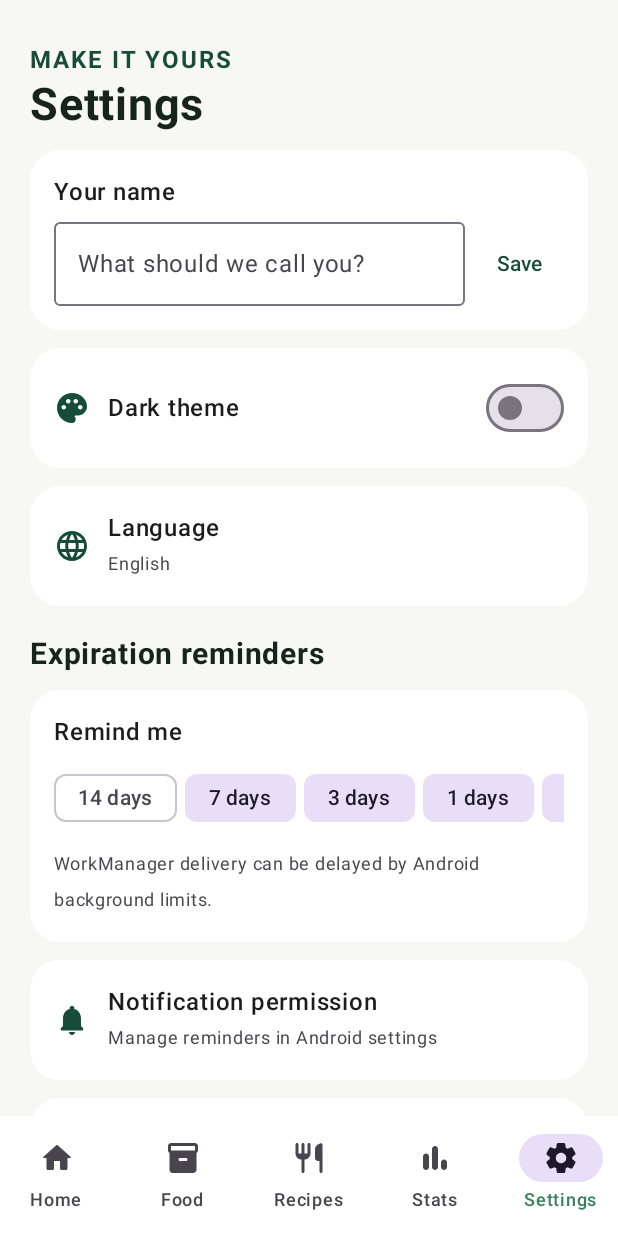
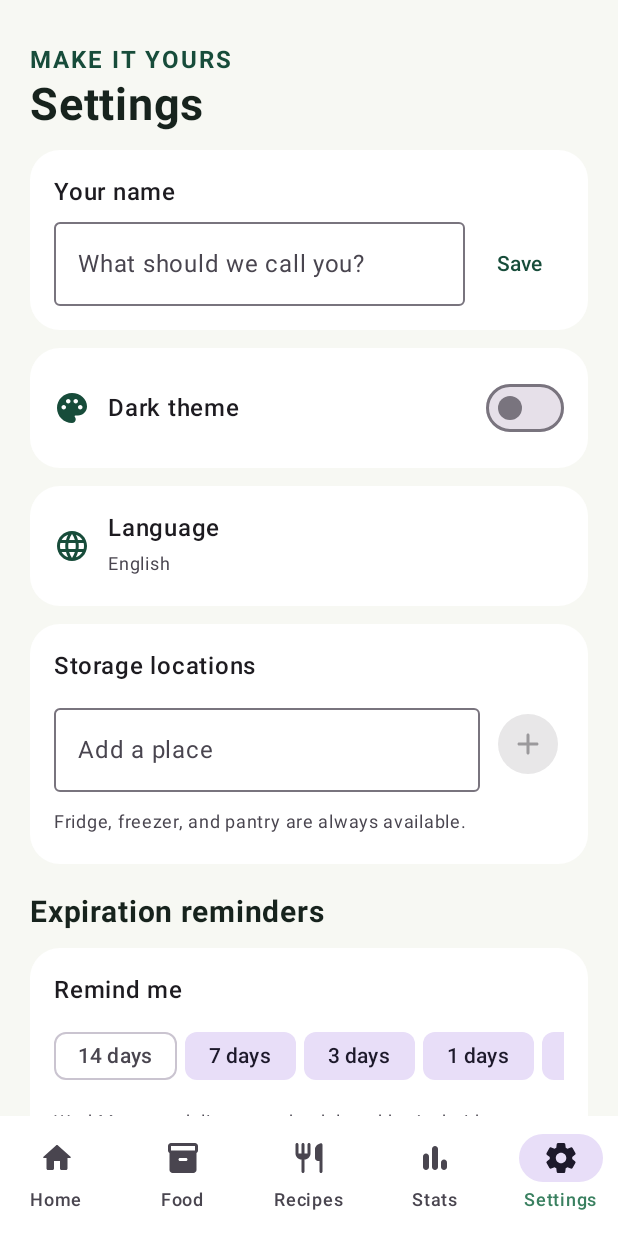
Before and after one commit to KristianKG/-EX-pired, an Android app built with Jetpack Compose: the composable ExpiryEyeApp shown on its own in the app's theme, item 5 of the bottom bar chosen, on a phone screen of 412 x 824 dp. Run offline under Robolectric (Android 15) with nearby library versions, the phone set to English and light mode, and no system bars; 1 statement that could not run was skipped.

Commit message:
Add custom storage locations

```diff
--- a/app/src/main/java/com/expiryeye/MainActivity.kt
+++ b/app/src/main/java/com/expiryeye/MainActivity.kt
@@ -57,6 +57,7 @@ import java.time.format.DateTimeFormatter
 private val Forest = Color(0xFF174C3A)
 private val Mint = Color(0xFFBFE8D2)
 private val Canvas = Color(0xFFF7F8F3)
+private val defaultStorageLocations = listOf("Fridge", "Freezer", "Pantry")
 private val Context.settingsStore by preferencesDataStore(name = "expiryeye_settings")
 
 data class FoodDraft(
@@ -107,6 +108,7 @@ class ExpiryViewModel(private val dao: FoodDao, private val appContext: Context)
     private val notificationPromptKey = booleanPreferencesKey("notification_prompt_seen")
     private val reminderDaysKey = stringSetPreferencesKey("reminder_days")
     private val recipeFavoritesKey = stringSetPreferencesKey("favorite_recipes")
+    private val customLocationsKey = stringSetPreferencesKey("custom_storage_locations")
     private val onboardingKey = booleanPreferencesKey("onboarding_complete")
     private val displayNameKey = stringPreferencesKey("display_name")
     val darkTheme = appContext.settingsStore.data.map { it[darkKey] ?: false }.stateIn(viewModelScope, SharingStarted.WhileSubscribed(5_000), false)
@@ -114,6 +116,12 @@ class ExpiryViewModel(private val dao: FoodDao, private val appContext: Context)
     val onboardingComplete = appContext.settingsStore.data.map { it[onboardingKey] ?: false }.stateIn(viewModelScope, SharingStarted.Eagerly, false)
     val displayName = appContext.settingsStore.data.map { it[displayNameKey].orEmpty() }.stateIn(viewModelScope, SharingStarted.WhileSubscribed(5_000), "")
     val recipeFavorites = appContext.settingsStore.data.map { it[recipeFavoritesKey] ?: emptySet() }.stateIn(viewModelScope, SharingStarted.WhileSubscribed(5_000), emptySet())
+    val storageLocations = appContext.settingsStore.data.map { prefs ->
+        val custom = prefs[customLocationsKey].orEmpty().filter { location ->
+            location.isNotBlank() && defaultStorageLocations.none { it.equals(location, ignoreCase = true) }
+        }.distinctBy { it.lowercase() }.sortedBy { it.lowercase() }
+        defaultStorageLocations + custom
+    }.stateIn(viewModelScope, SharingStarted.Eagerly, defaultStorageLocations)
     val reminderDays = appContext.settingsStore.data.map { prefs ->
         (prefs[reminderDaysKey]?.mapNotNull(String::toIntOrNull) ?: defaultReminderOffsets).filter { it in listOf(14, 7, 3, 1, 0) }.distinct().sortedDescending()
     }.stateIn(viewModelScope, SharingStarted.Eagerly, defaultReminderOffsets)
@@ -134,6 +142,21 @@ class ExpiryViewModel(private val dao: FoodDao, private val appContext: Context)
         if (!favorites.add(name)) favorites.remove(name)
         prefs[recipeFavoritesKey] = favorites
     } } }
+    fun addStorageLocation(value: String) {
+        val name = value.trim().take(32)
+        if (name.isBlank() || defaultStorageLocations.any { it.equals(name, ignoreCase = true) }) return
+        viewModelScope.launch { appContext.settingsStore.edit { prefs ->
+            val locations = prefs[customLocationsKey]?.toMutableSet() ?: mutableSetOf()
+            if (locations.none { it.equals(name, ignoreCase = true) }) locations.add(name)
+            prefs[customLocationsKey] = locations
+        } }
+    }
+    fun removeStorageLocation(name: String) {
+        if (defaultStorageLocations.any { it.equals(name, ignoreCase = true) }) return
+        viewModelScope.launch { appContext.settingsStore.edit { prefs ->
+            prefs[customLocationsKey] = prefs[customLocationsKey].orEmpty().filterNot { it.equals(name, ignoreCase = true) }.toSet()
+        } }
+    }
     fun setReminderEnabled(days: Int, enabled: Boolean) { viewModelScope.launch { appContext.settingsStore.edit { prefs ->
         val current = prefs[reminderDaysKey]?.toMutableSet() ?: defaultReminderOffsets.map(Int::toString).toMutableSet()
         if (enabled) current.add(days.toString()) else current.remove(days.toString())
@@ -240,6 +263,7 @@ class ExpiryViewModel(private val dao: FoodDao, private val appContext: Context)
     val onboardingComplete by vm.onboardingComplete.collectAsState()
     val displayName by vm.displayName.collectAsState()
     val recipeFavorites by vm.recipeFavorites.collectAsState()
+    val storageLocations by vm.storageLocations.collectAsState()
     val productPrefill by vm.productPrefill.collectAsState()
     val lookupLoading by vm.lookupLoading.collectAsState()
     val notificationPromptSeen by vm.notificationPromptSeen.collectAsState()
@@ -275,16 +299,16 @@ class ExpiryViewModel(private val dao: FoodDao, private val appContext: Context)
             if (!onboardingComplete) OnboardingScreen(Modifier.padding(padding)) { addFirst ->
                 vm.completeOnboarding(); if (addFirst) adding = true
             } else when (tab) {
-                0 -> HomeScreen(items, vm, padding, false, displayName = displayName, onEdit = { editItem = it })
+                0 -> HomeScreen(items, vm, padding, false, storageLocations, displayName = displayName, onEdit = { editItem = it })
                 1 -> if (showScanner) BarcodeScannerScreen(onClose = { showScanner = false }, onBarcode = { showScanner = false; vm.lookupBarcode(it) })
-                    else HomeScreen(items, vm, padding, true, displayName = displayName, onEdit = { editItem = it }, onScan = { showScanner = true })
+                    else HomeScreen(items, vm, padding, true, storageLocations, displayName = displayName, onEdit = { editItem = it }, onScan = { showScanner = true })
                 2 -> RecipesScreen(items, padding, recipeFavorites, vm::toggleRecipeFavorite, vm::addShopping)
                 3 -> StatisticsScreen(items, history, padding)
                 else -> when {
                     showShopping -> ShoppingScreen(shopping, padding, vm::addShopping, vm::checkShopping, vm::removeShopping, onBack = { showShopping = false })
                     showReceiptScanner -> ReceiptScannerScreen(onClose = { showReceiptScanner = false }, onConfirm = { receipt -> pendingReceipt = receipt; receiptIndex = 0; showReceiptScanner = false })
                     else -> SettingsScreen(
-                    padding, darkTheme, vm::setDarkTheme, displayName, vm::setDisplayName, vm.reminderDays.collectAsState().value, vm::setReminderEnabled,
+                    padding, darkTheme, vm::setDarkTheme, displayName, vm::setDisplayName, vm.reminderDays.collectAsState().value, storageLocations, vm::addStorageLocation, vm::removeStorageLocation, vm::setReminderEnabled,
                     onNotificationSettings = { context.startActivity(Intent(Settings.ACTION_APP_NOTIFICATION_SETTINGS).putExtra(Settings.EXTRA_APP_PACKAGE, context.packageName)) },
                     onShopping = { showShopping = true },
                     onScanReceipt = { showReceiptScanner = true },
@@ -298,7 +322,7 @@ class ExpiryViewModel(private val dao: FoodDao, private val appContext: Context)
         }
         LaunchedEffect(productPrefill) { if (productPrefill != null) adding = true }
         if (lookupLoading) AlertDialog(onDismissRequest = { }, title = { Text("Looking up product") }, text = { Row(verticalAlignment = Alignment.CenterVertically) { CircularProgressIndicator(modifier = Modifier.size(22.dp)); Spacer(Modifier.width(12.dp)); Text("Expiration date will still need to be entered.") } }, confirmButton = {})
-        if (onboardingComplete && pendingReceipt == null && (adding || editItem != null)) FoodEditor(editItem, initialName = productPrefill?.name.orEmpty(), initialBrand = productPrefill?.brand.orEmpty(), initialBarcode = productPrefill?.barcode.orEmpty(), initialCategory = productPrefill?.category ?: "Other", onDismiss = { adding = false; editItem = null; vm.clearProductPrefill() }, onSave = { old, draft ->
+        if (onboardingComplete && pendingReceipt == null && (adding || editItem != null)) FoodEditor(editItem, storageLocations, initialName = productPrefill?.name.orEmpty(), initialBrand = productPrefill?.brand.orEmpty(), initialBarcode = productPrefill?.barcode.orEmpty(), initialCategory = productPrefill?.category ?: "Other", onDismiss = { adding = false; editItem = null; vm.clearProductPrefill() }, onSave = { old, draft ->
             if (old == null) vm.add(draft) else vm.update(old, draft)
             vm.clearProductPrefill()
             if (old == null && !notificationPromptSeen) {
@@ -308,7 +332,7 @@ class ExpiryViewModel(private val dao: FoodDao, private val appContext: Context)
             adding = false; editItem = null
         }, onDelete = { editItem?.let(vm::delete); editItem = null; vm.clearProductPrefill() })
         val receiptCandidate = pendingReceipt?.getOrNull(receiptIndex)
-        if (onboardingComplete && receiptCandidate != null) FoodEditor(null, initialName = receiptCandidate.name, initialQuantity = receiptCandidate.quantity, initialPrice = receiptCandidate.price, onDismiss = { pendingReceipt = null; receiptIndex = 0 }, onSave = { _, draft ->
+        if (onboardingComplete && receiptCandidate != null) FoodEditor(null, storageLocations, initialName = receiptCandidate.name, initialQuantity = receiptCandidate.quantity, initialPrice = receiptCandidate.price, onDismiss = { pendingReceipt = null; receiptIndex = 0 }, onSave = { _, draft ->
             vm.add(draft)
             if (receiptIndex == pendingReceipt.orEmpty().lastIndex && !notificationPromptSeen) {
                 val alreadyAllowed = Build.VERSION.SDK_INT < 33 || ContextCompat.checkSelfPermission(context, Manifest.permission.POST_NOTIFICATIONS) == PackageManager.PERMISSION_GRANTED
@@ -362,7 +386,7 @@ class ExpiryViewModel(private val dao: FoodDao, private val appContext: Context)
     }
 }
 
-@Composable private fun HomeScreen(items: List<FoodItem>, vm: ExpiryViewModel, padding: PaddingValues, inventory: Boolean, displayName: String, onEdit: (FoodItem) -> Unit, onScan: () -> Unit = {}) {
+@Composable private fun HomeScreen(items: List<FoodItem>, vm: ExpiryViewModel, padding: PaddingValues, inventory: Boolean, storageLocations: List<String>, displayName: String, onEdit: (FoodItem) -> Unit, onScan: () -> Unit = {}) {
     val today = LocalDate.now(); var query by remember { mutableStateOf("") }; var filter by remember { mutableStateOf("All") }; var status by remember { mutableStateOf("Any status") }; var sort by remember { mutableStateOf("Soonest") }
     val soon = items.filter { days(it, today) in 0..7 }; val expired = items.count { days(it, today) < 0 }
     val visible = items.filter { food -> food.name.contains(query, true) && (filter == "All" || food.location == filter) && when (status) { "Expiring soon" -> days(food, today) in 0..7; "Expired" -> days(food, today) < 0; else -> true } }
@@ -382,7 +406,7 @@ class ExpiryViewModel(private val dao: FoodDao, private val appContext: Context)
             OutlinedButton(onClick = onScan, modifier = Modifier.fillMaxWidth()) { Icon(Icons.Rounded.QrCodeScanner, null); Spacer(Modifier.width(8.dp)); Text("Scan barcode") }
         } }
         if (inventory) item { Column(verticalArrangement = Arrangement.spacedBy(6.dp)) {
-            Row(Modifier.horizontalScroll(rememberScrollState()), horizontalArrangement = Arrangement.spacedBy(8.dp)) { listOf("All", "Fridge", "Freezer", "Pantry").forEach { FilterChip(filter == it, { filter = it }, label = { Text(it) }) } }
+            Row(Modifier.horizontalScroll(rememberScrollState()), horizontalArrangement = Arrangement.spacedBy(8.dp)) { (listOf("All") + storageLocations).forEach { FilterChip(filter == it, { filter = it }, label = { Text(it) }) } }
             Row(Modifier.horizontalScroll(rememberScrollState()), horizontalArrangement = Arrangement.spacedBy(8.dp)) { listOf("Any status", "Expiring soon", "Expired").forEach { FilterChip(status == it, { status = it }, label = { Text(it) }) } }
             Row(Modifier.horizontalScroll(rememberScrollState()), horizontalArrangement = Arrangement.spacedBy(8.dp)) { listOf("Soonest", "A to Z", "Recently added").forEach { FilterChip(sort == it, { sort = it }, label = { Text(it) }) } }
         } }
@@ -554,13 +578,24 @@ private fun matchedIngredients(recipe: Recipe, items: List<FoodItem>): Set<Strin
     }
 }
 
-@Composable private fun SettingsScreen(padding: PaddingValues, darkTheme: Boolean, onDarkTheme: (Boolean) -> Unit, displayName: String, onDisplayName: (String) -> Unit, reminderDays: List<Int>, onReminderEnabled: (Int, Boolean) -> Unit, onNotificationSettings: () -> Unit, onShopping: () -> Unit, onScanReceipt: () -> Unit, onExportJson: () -> Unit, onExportCsv: () -> Unit, onImport: () -> Unit, onClear: () -> Unit) {
+@Composable private fun SettingsScreen(padding: PaddingValues, darkTheme: Boolean, onDarkTheme: (Boolean) -> Unit, displayName: String, onDisplayName: (String) -> Unit, reminderDays: List<Int>, storageLocations: List<String>, onAddStorageLocation: (String) -> Unit, onRemoveStorageLocation: (String) -> Unit, onReminderEnabled: (Int, Boolean) -> Unit, onNotificationSettings: () -> Unit, onShopping: () -> Unit, onScanReceipt: () -> Unit, onExportJson: () -> Unit, onExportCsv: () -> Unit, onImport: () -> Unit, onClear: () -> Unit) {
     var name by remember(displayName) { mutableStateOf(displayName) }
+    var newStorageLocation by remember { mutableStateOf("") }
+    val customStorageLocations = storageLocations.filterNot { location -> defaultStorageLocations.any { it.equals(location, ignoreCase = true) } }
     LazyColumn(Modifier.fillMaxSize().padding(padding).padding(horizontal = 20.dp), contentPadding = PaddingValues(top = 28.dp, bottom = 30.dp), verticalArrangement = Arrangement.spacedBy(12.dp)) {
         item { Text("MAKE IT YOURS", color = MaterialTheme.colorScheme.primary, fontWeight = FontWeight.Bold, letterSpacing = 1.3.sp); Text("Settings", fontSize = 30.sp, fontWeight = FontWeight.Bold, color = MaterialTheme.colorScheme.onBackground) }
         item { Card(shape = RoundedCornerShape(20.dp), colors = CardDefaults.cardColors(containerColor = MaterialTheme.colorScheme.surface)) { Column(Modifier.fillMaxWidth().padding(16.dp), verticalArrangement = Arrangement.spacedBy(8.dp)) { Text("Your name", fontWeight = FontWeight.SemiBold); Row(verticalAlignment = Alignment.CenterVertically, horizontalArrangement = Arrangement.spacedBy(8.dp)) { OutlinedTextField(name, { name = it.take(40) }, modifier = Modifier.weight(1f), placeholder = { Text("What should we call you?") }, singleLine = true); TextButton(onClick = { onDisplayName(name) }) { Text("Save") } } } } }
         item { Card(shape = RoundedCornerShape(20.dp), colors = CardDefaults.cardColors(containerColor = MaterialTheme.colorScheme.surface)) { Row(Modifier.fillMaxWidth().padding(16.dp), verticalAlignment = Alignment.CenterVertically) { Icon(Icons.Rounded.Palette, null, tint = MaterialTheme.colorScheme.primary); Spacer(Modifier.width(12.dp)); Text("Dark theme", Modifier.weight(1f), fontWeight = FontWeight.SemiBold); Switch(darkTheme, onDarkTheme) } } }
         item { SettingRow("Language", "English", Icons.Rounded.Language) }
+        item { Card(shape = RoundedCornerShape(20.dp), colors = CardDefaults.cardColors(containerColor = MaterialTheme.colorScheme.surface)) { Column(Modifier.fillMaxWidth().padding(16.dp), verticalArrangement = Arrangement.spacedBy(8.dp)) {
+            Text("Storage locations", fontWeight = FontWeight.SemiBold)
+            Row(verticalAlignment = Alignment.CenterVertically, horizontalArrangement = Arrangement.spacedBy(8.dp)) {
+                OutlinedTextField(newStorageLocation, { newStorageLocation = it.take(32) }, modifier = Modifier.weight(1f), label = { Text("Add a place") }, singleLine = true)
+                FilledIconButton(onClick = { onAddStorageLocation(newStorageLocation); newStorageLocation = "" }, enabled = newStorageLocation.isNotBlank()) { Icon(Icons.Rounded.Add, "Add location") }
+            }
+            if (customStorageLocations.isEmpty()) Text("Fridge, freezer, and pantry are always available.", color = MaterialTheme.colorScheme.onSurfaceVariant, fontSize = 12.sp)
+            else Row(Modifier.horizontalScroll(rememberScrollState()), horizontalArrangement = Arrangement.spacedBy(8.dp)) { customStorageLocations.forEach { location -> AssistChip(onClick = { onRemoveStorageLocation(location) }, label = { Text(location) }, leadingIcon = { Icon(Icons.Rounded.Close, contentDescription = "Remove $location") }) } }
+        } } }
         item { Text("Expiration reminders", fontSize = 20.sp, fontWeight = FontWeight.Bold, modifier = Modifier.padding(top = 8.dp)) }
         item { Card(shape = RoundedCornerShape(20.dp), colors = CardDefaults.cardColors(containerColor = MaterialTheme.colorScheme.surface)) { Column(Modifier.fillMaxWidth().padding(16.dp), verticalArrangement = Arrangement.spacedBy(8.dp)) {
             Text("Remind me", fontWeight = FontWeight.SemiBold)
@@ -616,7 +651,7 @@ private fun matchedIngredients(recipe: Recipe, items: List<FoodItem>): Set<Strin
 }
 
 @OptIn(ExperimentalMaterial3Api::class)
-@Composable private fun FoodEditor(item: FoodItem?, initialName: String = "", initialBrand: String = "", initialBarcode: String = "", initialCategory: String = "Other", initialQuantity: Double = 1.0, initialPrice: Double? = null, onDismiss: () -> Unit, onSave: (FoodItem?, FoodDraft) -> Unit, onDelete: () -> Unit) {
+@Composable private fun FoodEditor(item: FoodItem?, storageLocations: List<String>, initialName: String = "", initialBrand: String = "", initialBarcode: String = "", initialCategory: String = "Other", initialQuantity: Double = 1.0, initialPrice: Double? = null, onDismiss: () -> Unit, onSave: (FoodItem?, FoodDraft) -> Unit, onDelete: () -> Unit) {
     val editorKey = item?.id?.toString() ?: "$initialBarcode:$initialName"
     var name by remember(editorKey) { mutableStateOf(item?.name ?: initialName) }; var brand by remember(editorKey) { mutableStateOf(item?.brand ?: initialBrand) }; var barcode by remember(editorKey) { mutableStateOf(item?.barcode ?: initialBarcode) }; var category by remember(editorKey) { mutableStateOf(item?.category ?: initialCategory) }; var quantity by remember(editorKey) { mutableStateOf(item?.quantity?.toString() ?: initialQuantity.toString()) }; var unit by remember(editorKey) { mutableStateOf(item?.unit ?: "pcs") }
     var date by remember(editorKey) { mutableStateOf(item?.let { Instant.ofEpochMilli(it.expiresAt).atZone(ZoneId.systemDefault()).toLocalDate() } ?: LocalDate.now().plusDays(7)) }; var dateConfirmed by remember(editorKey) { mutableStateOf(item != null) }; var location by remember(editorKey) { mutableStateOf(item?.location ?: "Fridge") }; var price by remember(editorKey) { mutableStateOf(item?.price?.toString() ?: initialPrice?.toString().orEmpty()) }; var dateOpen by remember(editorKey) { mutableStateOf(false) }
@@ -633,7 +668,7 @@ private fun matchedIngredients(recipe: Recipe, items: List<FoodItem>): Set<Strin
             OptionalDateField("Purchase date", purchasedOn, { purchasedOn = it })
             OptionalDateField("Date opened", openedOn, { openedOn = it })
             OutlinedButton(onClick = { dateOpen = true }, modifier = Modifier.fillMaxWidth()) { Icon(Icons.Rounded.CalendarMonth, null); Spacer(Modifier.width(8.dp)); Text(if (dateConfirmed) "Expires ${date.format(DateTimeFormatter.ofPattern("d MMM yyyy"))}" else "Choose expiration date") }
-            Text("Storage", color = MaterialTheme.colorScheme.onSurfaceVariant); Row(horizontalArrangement = Arrangement.spacedBy(5.dp)) { listOf("Fridge", "Freezer", "Pantry").forEach { FilterChip(location == it, { location = it }, label = { Text(it) }) } }
+            Text("Storage", color = MaterialTheme.colorScheme.onSurfaceVariant); Row(Modifier.horizontalScroll(rememberScrollState()), horizontalArrangement = Arrangement.spacedBy(5.dp)) { (storageLocations + location).distinct().forEach { FilterChip(location == it, { location = it }, label = { Text(it) }) } }
             OutlinedTextField(price, { price = it }, label = { Text("Price (optional)") }, keyboardOptions = KeyboardOptions(keyboardType = KeyboardType.Decimal), singleLine = true)
             OutlinedTextField(notes, { notes = it.take(500) }, label = { Text("Notes (optional)") }, minLines = 2, maxLines = 4)
         }
```
Also changed, not shown: 1 other file.
